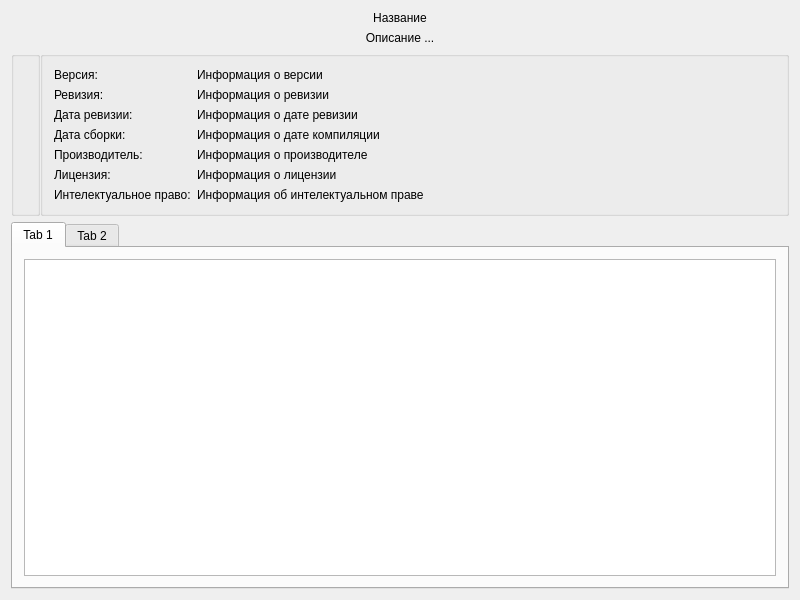
Above: src/Qt/AutoVersion/form/AboutWidget.ui from ssoft-hub/qmake-features before the change. Below: the same form after it.
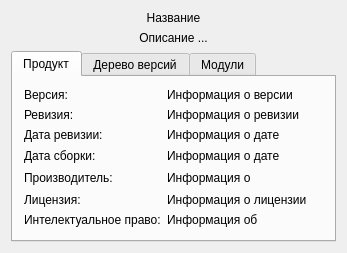
That is the form after the change.

Commit message: Усовершенствован виджет с информациейо программе.

```diff
--- a/src/Qt/AutoVersion/form/AboutWidget.ui
+++ b/src/Qt/AutoVersion/form/AboutWidget.ui
@@ -6,8 +6,8 @@
    <rect>
     <x>0</x>
     <y>0</y>
-    <width>800</width>
-    <height>600</height>
+    <width>347</width>
+    <height>253</height>
    </rect>
   </property>
   <property name="windowTitle">
@@ -41,58 +41,14 @@
     </widget>
    </item>
    <item>
-    <layout class="QHBoxLayout" name="horizontalLayout_2">
-     <property name="spacing">
-      <number>0</number>
-     </property>
+    <widget class="QTabWidget" name="version_tab_widget">
+     <widget class="QWidget" name="tab">
+      <attribute name="title">
+       <string>Продукт</string>
+      </attribute>
+      <layout class="QHBoxLayout" name="product_layout">
      <item>
-      <widget class="QGroupBox" name="groupBox">
-       <property name="title">
-        <string/>
-       </property>
-       <layout class="QVBoxLayout" name="verticalLayout_2">
-        <property name="spacing">
-         <number>0</number>
-        </property>
-        <property name="leftMargin">
-         <number>0</number>
-        </property>
-        <property name="topMargin">
-         <number>0</number>
-        </property>
-        <property name="rightMargin">
-         <number>0</number>
-        </property>
-        <property name="bottomMargin">
-         <number>0</number>
-        </property>
-        <item>
-         <widget class="QLabel" name="pixmap_label">
-          <property name="text">
-           <string notr="true"/>
-          </property>
-          <property name="alignment">
-           <set>Qt::AlignHCenter|Qt::AlignTop</set>
-          </property>
-         </widget>
-        </item>
-       </layout>
-      </widget>
-     </item>
-     <item>
-      <widget class="QGroupBox" name="info_groupbox">
-       <property name="sizePolicy">
-        <sizepolicy hsizetype="Preferred" vsizetype="Preferred">
-         <horstretch>1</horstretch>
-         <verstretch>0</verstretch>
-        </sizepolicy>
-       </property>
-       <property name="title">
-        <string/>
-       </property>
-       <layout class="QHBoxLayout" name="horizontalLayout_3">
-        <item>
-         <layout class="QFormLayout" name="formLayout">
+        <layout class="QFormLayout" name="version_layout">
           <item row="0" column="0">
            <widget class="QLabel" name="version_label_name">
             <property name="text">
@@ -258,17 +214,9 @@
         </item>
        </layout>
       </widget>
-     </item>
-    </layout>
-   </item>
-   <item>
-    <widget class="QTabWidget" name="version_tab_widget">
-     <property name="currentIndex">
-      <number>0</number>
-     </property>
      <widget class="QWidget" name="version_tab">
       <attribute name="title">
-       <string>Tab 1</string>
+       <string>Дерево версий</string>
       </attribute>
       <layout class="QVBoxLayout" name="verticalLayout_4">
        <item>
@@ -291,7 +239,7 @@
      </widget>
      <widget class="QWidget" name="module_tab">
       <attribute name="title">
-       <string>Tab 2</string>
+       <string>Модули</string>
       </attribute>
       <layout class="QVBoxLayout" name="verticalLayout_5">
        <item>
```
Lines whose indentation alone changed are shown as unchanged. The commit also changes 2 other files.
